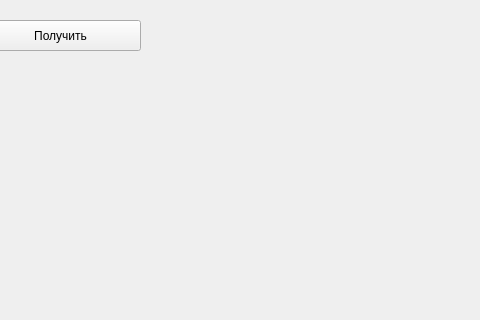
Old version of the form map.ui in the repository CodinMaestro/MAPS_API; both pictures show x 510 to 990 and y 0 to 320 of the 1087 by 614 pixel window.
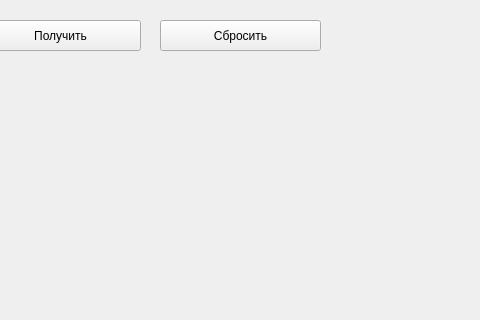
New version of the form.

```diff
--- a/map.ui
+++ b/map.ui
@@ -95,6 +95,19 @@
     <string>Получить</string>
    </property>
   </widget>
+  <widget class="QPushButton" name="new_2">
+   <property name="geometry">
+    <rect>
+     <x>670</x>
+     <y>20</y>
+     <width>161</width>
+     <height>31</height>
+    </rect>
+   </property>
+   <property name="text">
+    <string>Сбросить</string>
+   </property>
+  </widget>
  </widget>
  <resources/>
  <connections/>
```
